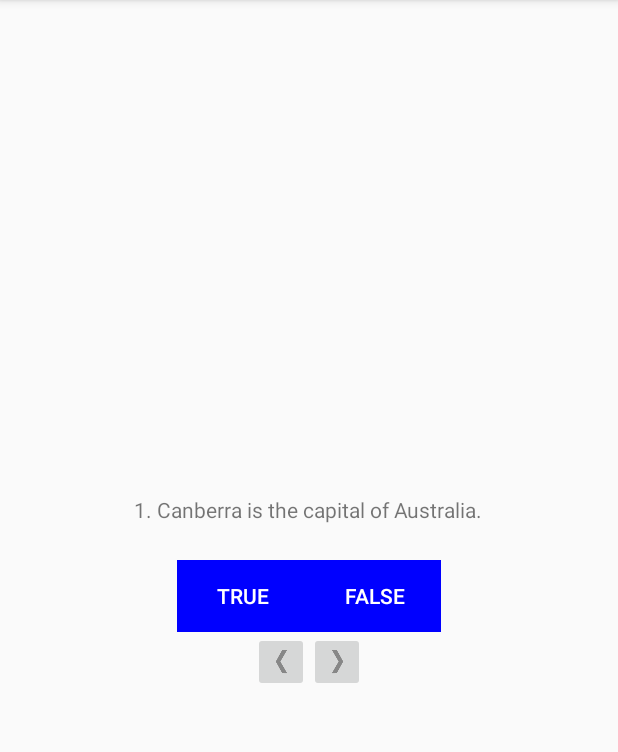
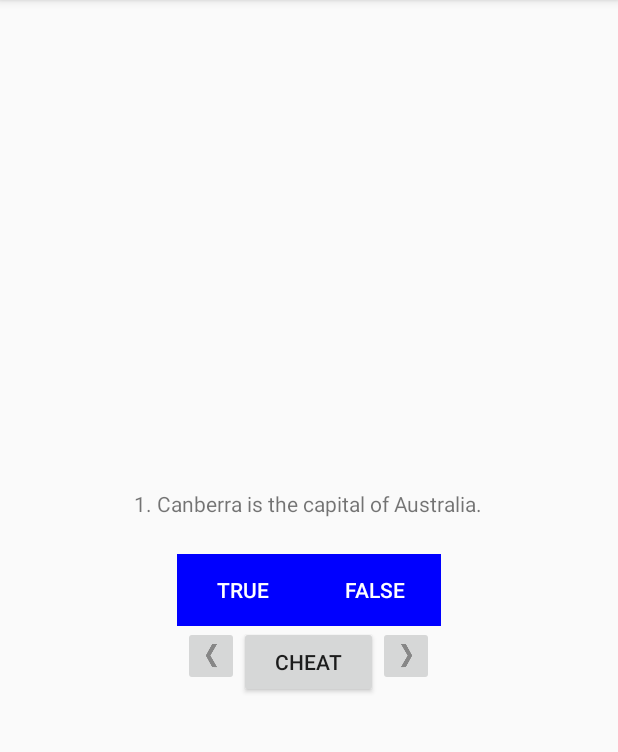
Before and after one commit to lucasleelz/android-examples, an Android app: the screen it shows after launch (QuizActivity), on a phone screen of 412 x 824 dp, the part 84-836 px from its top. Run offline under Robolectric (Android 15) with nearby library versions, the phone set to English and light mode, and no system bars.

Commit message:
创建CheatActivity，并传递数据。

```diff
--- a/GeoQuiz/app/src/main/java/com/lucasleelz/geoquiz/QuizActivity.java
+++ b/GeoQuiz/app/src/main/java/com/lucasleelz/geoquiz/QuizActivity.java
@@ -50,6 +50,10 @@ public class QuizActivity extends AppCompatActivity {
         mFalseButton = (Button) findViewById(R.id.false_button);
         ImageButton mPreviousImageButton = (ImageButton) findViewById(R.id.previous_image_button);
         ImageButton mNextImageButton = (ImageButton) findViewById(R.id.next_image_button);
+        Button cheatButton = (Button) findViewById(R.id.cheat_button);
+        cheatButton.setOnClickListener(view -> {
+            startActivity(CheatActivity.createIntent(QuizActivity.this, this.mQuestionBank[mCurrentIndex].isAnswerTrue()));
+        });
 
         mQuestionTextView = (TextView) findViewById(R.id.question_text_view);
         mQuestionTextView.setOnClickListener(view -> checkNext());
--- a/GeoQuiz/app/src/main/res/layout-land/activity_quiz.xml
+++ b/GeoQuiz/app/src/main/res/layout-land/activity_quiz.xml
@@ -51,6 +51,16 @@
             android:contentDescription="@string/previous_image_button"
             />
 
+        <Button
+            android:id="@+id/cheat_button"
+            android:layout_width="wrap_content"
+            android:layout_height="wrap_content"
+            android:src="@drawable/arrow_left"
+            android:contentDescription="@string/cheat_button"
+            android:text="@string/cheat_button"
+            android:layout_gravity="center_horizontal"
+            />
+
         <ImageButton
             android:id="@+id/next_image_button"
             android:layout_width="wrap_content"
--- a/GeoQuiz/app/src/main/res/layout/activity_quiz.xml
+++ b/GeoQuiz/app/src/main/res/layout/activity_quiz.xml
@@ -50,6 +50,16 @@
             android:contentDescription="@string/previous_image_button"
             />
 
+        <Button
+            android:id="@+id/cheat_button"
+            android:layout_width="wrap_content"
+            android:layout_height="wrap_content"
+            android:src="@drawable/arrow_left"
+            android:contentDescription="@string/cheat_button"
+            android:text="@string/cheat_button"
+            android:paddingHorizontal="24dp"
+            />
+
         <ImageButton
             android:id="@+id/next_image_button"
             android:layout_width="wrap_content"
--- a/GeoQuiz/app/src/main/res/values/strings.xml
+++ b/GeoQuiz/app/src/main/res/values/strings.xml
@@ -15,4 +15,8 @@
     <string name="next_image_button">NEXT</string>
     <string name="previous_image_button">PREVIOUS</string>
     <string name="has_answered_toast">You has answered question!</string>
+    <string name="answer">Answer</string>
+    <string name="show_answer_button">Show</string>
+    <string name="cheat_button">Cheat</string>
+    <string name="warning_text_view">偷看答案是不对的~~~</string>
 </resources>
```
Also changed, not shown: GeoQuiz/app/src/main/AndroidManifest.xml (+8 -6 lines), GeoQuiz/app/src/main/java/com/lucasleelz/geoquiz/CheatActivity.java (added, +38 -0 lines), GeoQuiz/app/src/main/res/layout/activity_cheat.xml (added, +33 -0 lines).
